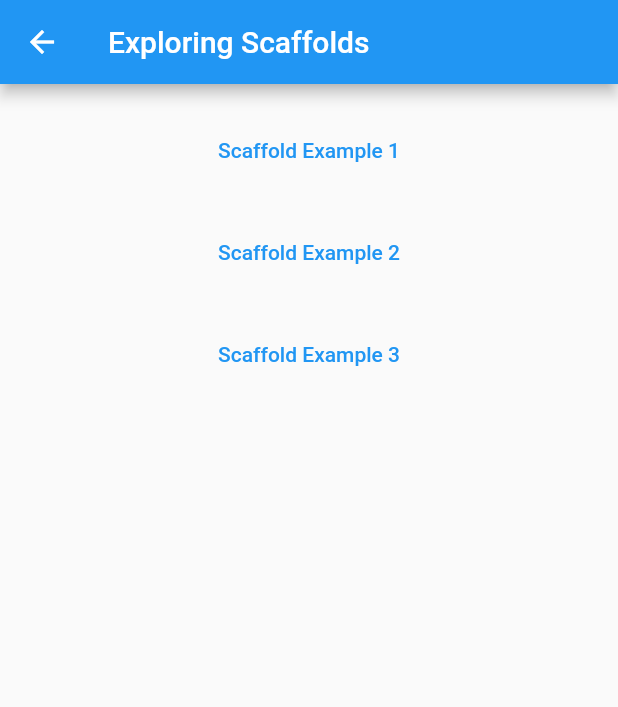
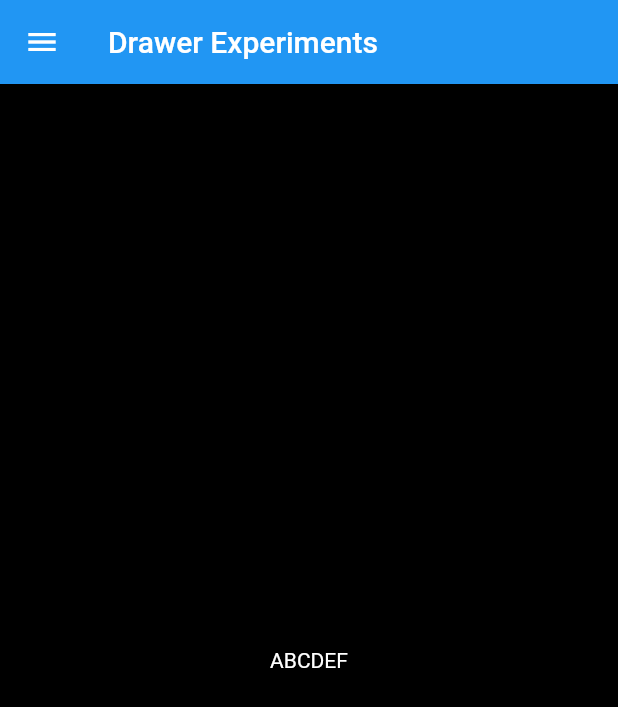
Before and after one commit to rohit0110/Basic-Training, a Flutter app: the MainScaffold screen opened directly, after a tap on "Scaffold Example 3", on a phone screen of 412 x 824 dp. Shown: the top 707 px of the screen. Run offline on Flutter 3.47's test engine with Material 2 defaults, Android fonts, the phone set to English and light mode, and no system bars; our stand-ins replace flutter_slider_drawer.

Commit message:
Drawers added

```diff
--- a/aesthetic/lib/scaffolding/mainScaffold.dart
+++ b/aesthetic/lib/scaffolding/mainScaffold.dart
@@ -1,5 +1,7 @@
 import 'package:aesthetic/scaffolding/scaffold1.dart';
 import 'package:aesthetic/scaffolding/scaffold2.dart';
+import 'package:aesthetic/scaffolding/scaffold3.dart';
+import 'package:aesthetic/scaffolding/scaffold4.dart';
 import 'package:flutter/material.dart';
 
 class MainScaffold extends StatefulWidget {
@@ -43,7 +45,27 @@ class _MainScaffoldState extends State<MainScaffold> {
                 height: 20,
               ),
               TextButton(
-                  onPressed: () {}, child: const Text("Scaffold Example 3")),
+                  onPressed: () {
+                    Navigator.push(
+                        context,
+                        MaterialPageRoute(
+                            builder: ((context) => const Scaffold3())));
+                  },
+                  child: const Text("Scaffold Example 3")),
+              const SizedBox(
+                height: 20,
+              ),
+              TextButton(
+                  onPressed: () {
+                    Navigator.push(
+                        context,
+                        MaterialPageRoute(
+                            builder: ((context) => const Scaffold4())));
+                  },
+                  child: const Text("Scaffold Example 4")),
+              const SizedBox(
+                height: 20,
+              ),
             ],
           ),
         ));
--- /dev/null
+++ b/aesthetic/lib/scaffolding/scaffold3.dart
@@ -0,0 +1,28 @@
+import 'package:aesthetic/scaffolding/drawers/drawer1.dart';
+import 'package:flutter/material.dart';
+
+class Scaffold3 extends StatefulWidget {
+  const Scaffold3({Key? key}) : super(key: key);
+
+  @override
+  State<Scaffold3> createState() => _Scaffold3State();
+}
+
+class _Scaffold3State extends State<Scaffold3> {
+  @override
+  Widget build(BuildContext context) {
+    return Scaffold(
+        appBar: AppBar(
+          title: const Text("Drawer Experiments"),
+        ),
+        body: Container(
+          color: Colors.black,
+          child: const Center(
+              child: Text(
+            "ABCDEF",
+            style: TextStyle(color: Colors.white),
+          )),
+        ),
+        drawer: const Drawer1());
+  }
+}
--- a/aesthetic/pubspec.yaml
+++ b/aesthetic/pubspec.yaml
@@ -34,6 +34,7 @@ dependencies:
   # The following adds the Cupertino Icons font to your application.
   # Use with the CupertinoIcons class for iOS style icons.
   cupertino_icons: ^1.0.2
+  flutter_slider_drawer: ^2.1.1
 
 dev_dependencies:
   flutter_test:
```
Also changed, not shown: aesthetic/lib/scaffolding/drawers/drawer1.dart (added, +30 -0 lines), aesthetic/lib/scaffolding/scaffold4.dart (added, +33 -0 lines), aesthetic/pubspec.lock.
